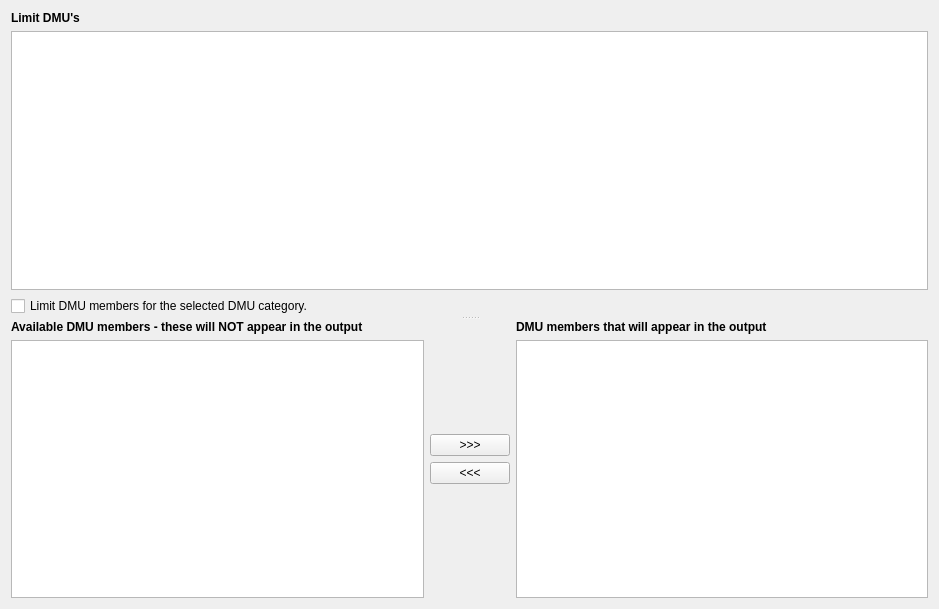
Old version of the form NewGeneUI/NewGene/Widgets/CreateOutput/LimitDMUs/limit_dmus_region.ui in the repository daniel347x/newgene.
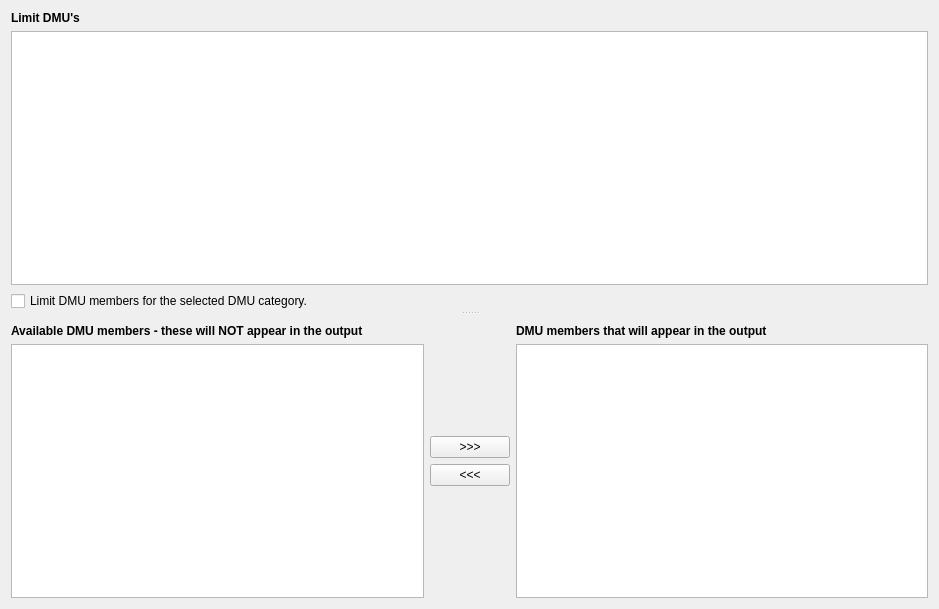
New version of the form.

Commit message: Modify layout to embed bottom & top halves inside widget

The edit to the form file:
```diff
--- a/NewGeneUI/NewGene/Widgets/CreateOutput/LimitDMUs/limit_dmus_region.ui
+++ b/NewGeneUI/NewGene/Widgets/CreateOutput/LimitDMUs/limit_dmus_region.ui
@@ -13,7 +13,7 @@
   <property name="windowTitle">
    <string>Form</string>
   </property>
-  <layout class="QVBoxLayout" name="verticalLayout_2">
+  <layout class="QVBoxLayout" name="verticalLayout">
    <item>
     <widget class="QLabel" name="label">
      <property name="text">
@@ -25,11 +25,52 @@
     </widget>
    </item>
    <item>
-    <widget class="QSplitter" name="splitter_limit_dmus">
+    <widget class="QWidget" name="limit_dmus_splitter_widget" native="true">
+     <property name="sizePolicy">
+      <sizepolicy hsizetype="Preferred" vsizetype="Preferred">
+       <horstretch>0</horstretch>
+       <verstretch>1</verstretch>
+      </sizepolicy>
+     </property>
+     <layout class="QVBoxLayout" name="verticalLayout_4">
+      <property name="spacing">
+       <number>0</number>
+      </property>
+      <property name="leftMargin">
+       <number>0</number>
+      </property>
+      <property name="topMargin">
+       <number>0</number>
+      </property>
+      <property name="rightMargin">
+       <number>0</number>
+      </property>
+      <property name="bottomMargin">
+       <number>0</number>
+      </property>
+      <item>
+       <widget class="QSplitter" name="limit_dmus_splitter">
      <property name="orientation">
       <enum>Qt::Vertical</enum>
      </property>
-     <widget class="QWidget" name="horizontalLayoutWidget">
+        <widget class="QWidget" name="limit_dmus_top_half_widget" native="true">
+         <property name="sizePolicy">
+          <sizepolicy hsizetype="Preferred" vsizetype="Preferred">
+           <horstretch>0</horstretch>
+           <verstretch>1</verstretch>
+          </sizepolicy>
+         </property>
+         <layout class="QVBoxLayout" name="verticalLayout_2">
+          <property name="leftMargin">
+           <number>0</number>
+          </property>
+          <property name="topMargin">
+           <number>0</number>
+          </property>
+          <property name="rightMargin">
+           <number>0</number>
+          </property>
+          <item>
       <layout class="QVBoxLayout" name="verticalLayout_limit_dmus">
        <item>
         <widget class="QListView" name="listView_limit_dmus_top_pane"/>
@@ -42,8 +83,30 @@
         </widget>
        </item>
       </layout>
-     </widget>
-     <widget class="QWidget" name="horizontalLayoutWidget_2">
+          </item>
+         </layout>
+        </widget>
+        <widget class="QWidget" name="limit_dmus_bottom_half_widget" native="true">
+         <property name="sizePolicy">
+          <sizepolicy hsizetype="Preferred" vsizetype="Preferred">
+           <horstretch>0</horstretch>
+           <verstretch>1</verstretch>
+          </sizepolicy>
+         </property>
+         <layout class="QVBoxLayout" name="verticalLayout_3">
+          <property name="leftMargin">
+           <number>0</number>
+          </property>
+          <property name="topMargin">
+           <number>9</number>
+          </property>
+          <property name="rightMargin">
+           <number>0</number>
+          </property>
+          <property name="bottomMargin">
+           <number>0</number>
+          </property>
+          <item>
       <layout class="QHBoxLayout" name="horizontalLayout_limit_dmus">
        <item>
         <layout class="QVBoxLayout" name="verticalLayout_bottomleft">
@@ -132,7 +195,12 @@
         </layout>
        </item>
       </layout>
-     </widget>
+          </item>
+         </layout>
+        </widget>
+       </widget>
+      </item>
+     </layout>
     </widget>
    </item>
   </layout>
```
Lines whose indentation alone changed are shown as unchanged. The commit also changes 1 other file.
